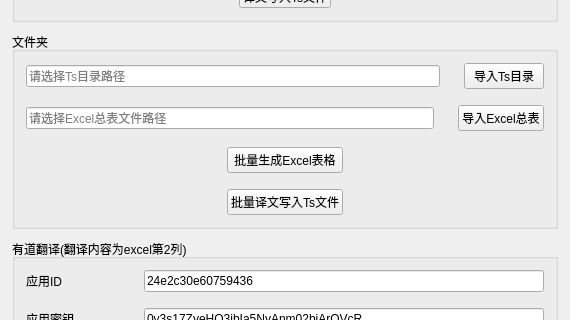
This is MainApps/TSFileEditor/MainWindow.ui in F-Kinto/TsFileEditor as Qt 5 draws it before an edit; both pictures show x 0 to 570 and y 258 to 578 of the 570 by 764 pixel window. The edited form follows.
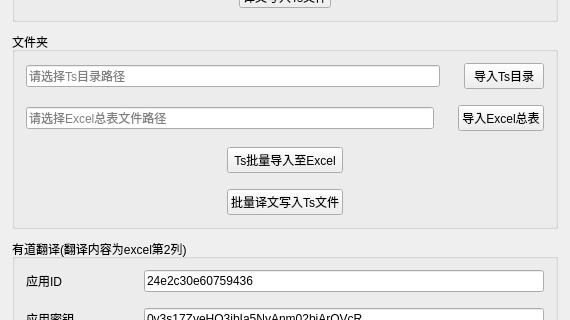
This is the edited form.

Commit message: 1. 修复部分问题 2. 增加将TS文件一键导入Excel表格功能 3. 修复读取Excel表格概率错误问题 4. 增加日志文件

Patch:
```diff
--- a/MainApps/TSFileEditor/MainWindow.ui
+++ b/MainApps/TSFileEditor/MainWindow.ui
@@ -235,7 +235,7 @@
 	 <item>
 	  <widget class="QPushButton" name="generateBtn_2">
 	   <property name="text">
-	    <string>批量生成Excel表格</string>
+	    <string>Ts批量导入至Excel</string>
 	   </property>
 	  </widget>
 	 </item>
```
The commit also changes 33 other files.
